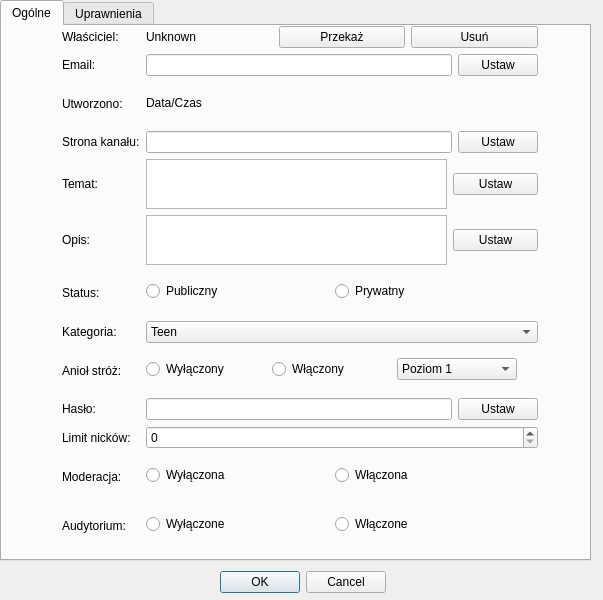
Qt form ui/channel_settings.ui (gitter-badger/simplechatclient) before a commit.
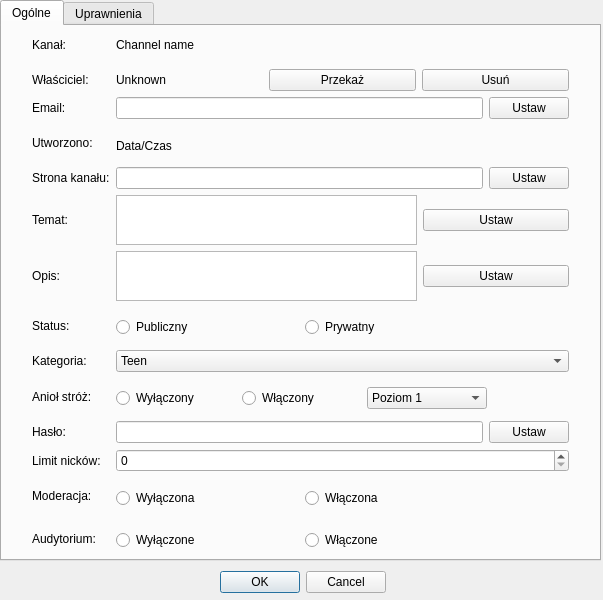
The same form after that commit. Icons and pictures are not drawn.

Commit message: fix object names in channel settings

```diff
--- a/ui/channel_settings.ui
+++ b/ui/channel_settings.ui
@@ -34,7 +34,7 @@
     <rect>
      <x>0</x>
      <y>0</y>
-     <width>591</width>
+     <width>601</width>
      <height>561</height>
     </rect>
    </property>
@@ -48,98 +48,98 @@
     <widget class="QWidget" name="gridLayoutWidget">
      <property name="geometry">
       <rect>
-       <x>60</x>
+       <x>30</x>
        <y>0</y>
-       <width>476</width>
+       <width>537</width>
        <height>531</height>
       </rect>
      </property>
      <layout class="QGridLayout" name="gridLayout">
-      <item row="0" column="0">
-       <widget class="QLabel" name="label">
+      <item row="1" column="0">
+       <widget class="QLabel" name="label_owner">
         <property name="text">
          <string>Właściciel:</string>
         </property>
        </widget>
       </item>
-      <item row="2" column="0">
-       <widget class="QLabel" name="label_2">
-        <property name="text">
-         <string>Utworzono:</string>
-        </property>
-       </widget>
-      </item>
       <item row="3" column="0">
        <widget class="QLabel" name="label_3">
         <property name="text">
-         <string>Strona kanału:</string>
+         <string>Utworzono:</string>
         </property>
        </widget>
       </item>
       <item row="4" column="0">
        <widget class="QLabel" name="label_4">
         <property name="text">
-         <string>Temat:</string>
+         <string>Strona kanału:</string>
         </property>
        </widget>
       </item>
       <item row="5" column="0">
        <widget class="QLabel" name="label_5">
         <property name="text">
-         <string>Opis:</string>
+         <string>Temat:</string>
         </property>
        </widget>
       </item>
       <item row="6" column="0">
        <widget class="QLabel" name="label_6">
         <property name="text">
-         <string>Status:</string>
+         <string>Opis:</string>
         </property>
        </widget>
       </item>
       <item row="7" column="0">
        <widget class="QLabel" name="label_7">
         <property name="text">
-         <string>Kategoria:</string>
+         <string>Status:</string>
         </property>
        </widget>
       </item>
       <item row="8" column="0">
        <widget class="QLabel" name="label_8">
         <property name="text">
-         <string>Anioł stróż:</string>
+         <string>Kategoria:</string>
         </property>
        </widget>
       </item>
       <item row="9" column="0">
        <widget class="QLabel" name="label_9">
         <property name="text">
-         <string>Hasło:</string>
+         <string>Anioł stróż:</string>
         </property>
        </widget>
       </item>
       <item row="10" column="0">
        <widget class="QLabel" name="label_10">
         <property name="text">
-         <string>Limit nicków:</string>
+         <string>Hasło:</string>
         </property>
        </widget>
       </item>
       <item row="11" column="0">
        <widget class="QLabel" name="label_11">
         <property name="text">
-         <string>Moderacja:</string>
+         <string>Limit nicków:</string>
         </property>
        </widget>
       </item>
       <item row="12" column="0">
-       <widget class="QLabel" name="label_12">
+       <widget class="QLabel" name="label_moderation">
+        <property name="text">
+         <string>Moderacja:</string>
+        </property>
+       </widget>
+      </item>
+      <item row="13" column="0">
+       <widget class="QLabel" name="label_auditorium">
         <property name="text">
          <string>Audytorium:</string>
         </property>
        </widget>
       </item>
-      <item row="0" column="1">
+      <item row="1" column="1">
        <layout class="QHBoxLayout" name="horizontalLayout_2">
         <item>
          <widget class="QLabel" name="label_13">
@@ -164,8 +164,8 @@
         </item>
        </layout>
       </item>
-      <item row="7" column="1">
-       <widget class="QComboBox" name="comboBox">
+      <item row="8" column="1">
+       <widget class="QComboBox" name="comboBox_category">
         <item>
          <property name="text">
           <string>Teen</string>
@@ -193,30 +193,13 @@
         </item>
        </widget>
       </item>
-      <item row="9" column="1">
-       <layout class="QHBoxLayout" name="horizontalLayout_4">
-        <item>
-         <widget class="QLineEdit" name="lineEdit_3"/>
-        </item>
-        <item>
-         <widget class="QPushButton" name="pushButton_2">
-          <property name="text">
-           <string>Ustaw</string>
-          </property>
-         </widget>
-        </item>
-       </layout>
-      </item>
       <item row="10" column="1">
-       <widget class="QSpinBox" name="spinBox"/>
-      </item>
-      <item row="3" column="1">
-       <layout class="QHBoxLayout" name="horizontalLayout_7">
+       <layout class="QHBoxLayout" name="horizontalLayout_4">
         <item>
-         <widget class="QLineEdit" name="lineEdit_2"/>
+         <widget class="QLineEdit" name="lineEdit_password"/>
         </item>
         <item>
-         <widget class="QPushButton" name="pushButton_3">
+         <widget class="QPushButton" name="pushButton_set_password">
           <property name="text">
            <string>Ustaw</string>
           </property>
@@ -224,38 +207,16 @@
         </item>
        </layout>
       </item>
+      <item row="11" column="1">
+       <widget class="QSpinBox" name="spinBox_limit"/>
+      </item>
       <item row="4" column="1">
-       <layout class="QHBoxLayout" name="horizontalLayout_8">
+       <layout class="QHBoxLayout" name="horizontalLayout_7">
         <item>
-         <widget class="QPlainTextEdit" name="plainTextEdit">
-          <property name="sizePolicy">
-           <sizepolicy hsizetype="Maximum" vsizetype="Maximum">
-            <horstretch>0</horstretch>
-            <verstretch>0</verstretch>
-           </sizepolicy>
-          </property>
-          <property name="minimumSize">
-           <size>
-            <width>301</width>
-            <height>50</height>
-           </size>
-          </property>
-          <property name="maximumSize">
-           <size>
-            <width>301</width>
-            <height>50</height>
-           </size>
-          </property>
-         </widget>
+         <widget class="QLineEdit" name="lineEdit_website"/>
         </item>
         <item>
-         <widget class="QPushButton" name="pushButton_4">
-          <property name="sizePolicy">
-           <sizepolicy hsizetype="Minimum" vsizetype="Maximum">
-            <horstretch>0</horstretch>
-            <verstretch>0</verstretch>
-           </sizepolicy>
-          </property>
+         <widget class="QPushButton" name="pushButton_set_website">
           <property name="text">
            <string>Ustaw</string>
           </property>
@@ -264,9 +225,9 @@
        </layout>
       </item>
       <item row="5" column="1">
-       <layout class="QHBoxLayout" name="horizontalLayout_9">
+       <layout class="QHBoxLayout" name="horizontalLayout_8">
         <item>
-         <widget class="QPlainTextEdit" name="plainTextEdit_2">
+         <widget class="QPlainTextEdit" name="plainTextEdit_topic">
           <property name="sizePolicy">
            <sizepolicy hsizetype="Maximum" vsizetype="Maximum">
             <horstretch>0</horstretch>
@@ -288,7 +249,7 @@
          </widget>
         </item>
         <item>
-         <widget class="QPushButton" name="pushButton_5">
+         <widget class="QPushButton" name="pushButton_set_topic">
           <property name="sizePolicy">
            <sizepolicy hsizetype="Minimum" vsizetype="Maximum">
             <horstretch>0</horstretch>
@@ -303,6 +264,45 @@
        </layout>
       </item>
       <item row="6" column="1">
+       <layout class="QHBoxLayout" name="horizontalLayout_9">
+        <item>
+         <widget class="QPlainTextEdit" name="plainTextEdit_desc">
+          <property name="sizePolicy">
+           <sizepolicy hsizetype="Maximum" vsizetype="Maximum">
+            <horstretch>0</horstretch>
+            <verstretch>0</verstretch>
+           </sizepolicy>
+          </property>
+          <property name="minimumSize">
+           <size>
+            <width>301</width>
+            <height>50</height>
+           </size>
+          </property>
+          <property name="maximumSize">
+           <size>
+            <width>301</width>
+            <height>50</height>
+           </size>
+          </property>
+         </widget>
+        </item>
+        <item>
+         <widget class="QPushButton" name="pushButton_set_desc">
+          <property name="sizePolicy">
+           <sizepolicy hsizetype="Minimum" vsizetype="Maximum">
+            <horstretch>0</horstretch>
+            <verstretch>0</verstretch>
+           </sizepolicy>
+          </property>
+          <property name="text">
+           <string>Ustaw</string>
+          </property>
+         </widget>
+        </item>
+       </layout>
+      </item>
+      <item row="7" column="1">
        <widget class="QWidget" name="widget_6" native="true">
         <property name="sizePolicy">
          <sizepolicy hsizetype="Preferred" vsizetype="Preferred">
@@ -344,7 +344,7 @@
         </widget>
        </widget>
       </item>
-      <item row="2" column="1">
+      <item row="3" column="1">
        <widget class="QWidget" name="widget_2" native="true">
         <property name="sizePolicy">
          <sizepolicy hsizetype="Maximum" vsizetype="Maximum">
@@ -385,7 +385,7 @@
         </widget>
        </widget>
       </item>
-      <item row="11" column="1">
+      <item row="12" column="1">
        <widget class="QWidget" name="widget_11" native="true">
         <property name="maximumSize">
          <size>
@@ -421,7 +421,7 @@
         </widget>
        </widget>
       </item>
-      <item row="12" column="1">
+      <item row="13" column="1">
        <widget class="QWidget" name="widget_12" native="true">
         <property name="maximumSize">
          <size>
@@ -457,7 +457,7 @@
         </widget>
        </widget>
       </item>
-      <item row="8" column="1">
+      <item row="9" column="1">
        <widget class="QWidget" name="widget_8" native="true">
         <property name="maximumSize">
          <size>
@@ -512,7 +512,7 @@
         </widget>
        </widget>
       </item>
-      <item row="1" column="0">
+      <item row="2" column="0">
        <layout class="QHBoxLayout" name="horizontalLayout_15">
         <item>
          <widget class="QLabel" name="label_15">
@@ -523,7 +523,7 @@
         </item>
        </layout>
       </item>
-      <item row="1" column="1">
+      <item row="2" column="1">
        <layout class="QHBoxLayout" name="horizontalLayout_16">
         <item>
          <widget class="QLineEdit" name="lineEdit"/>
@@ -537,6 +537,20 @@
         </item>
        </layout>
       </item>
+      <item row="0" column="0">
+       <widget class="QLabel" name="label_channel">
+        <property name="text">
+         <string>Kanał:</string>
+        </property>
+       </widget>
+      </item>
+      <item row="0" column="1">
+       <widget class="QLabel" name="label_channel_name">
+        <property name="text">
+         <string>Channel name</string>
+        </property>
+       </widget>
+      </item>
      </layout>
     </widget>
    </widget>
```
Left out of the diff: 66 changed lines with no effect on the pictures. The commit also changes 2 other files.
